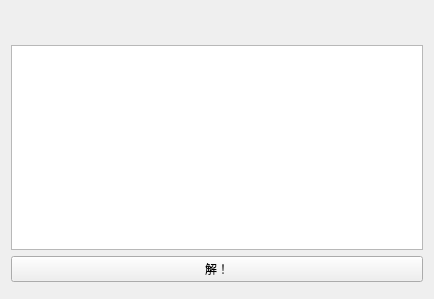
The window that src/widgets/systemoflinearequationscalculatorwidget.ui (LiuJunyu2006/awesome-equation-assistant) describes before a commit, drawn with Qt 5.
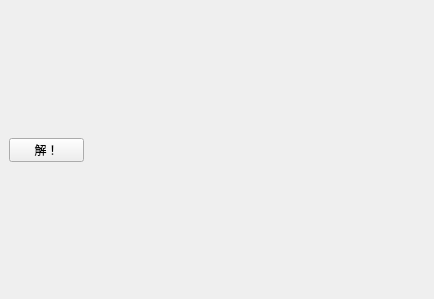
The same window after the commit. Custom widgets are drawn as their Qt base class.

```diff
--- a/src/widgets/systemoflinearequationscalculatorwidget.ui
+++ b/src/widgets/systemoflinearequationscalculatorwidget.ui
@@ -13,28 +13,42 @@
   <property name="windowTitle">
    <string notr="true">线性方程组</string>
   </property>
-  <layout class="QGridLayout" name="gridLayout">
-   <item row="0" column="0">
     <widget class="QLabel" name="label">
+   <property name="geometry">
+    <rect>
+     <x>9</x>
+     <y>9</y>
+     <width>416</width>
+     <height>123</height>
+    </rect>
+   </property>
      <property name="text">
       <string notr="true">&lt;html&gt;&lt;head/&gt;&lt;body&gt;&lt;p&gt;&lt;br/&gt;&lt;/p&gt;&lt;/body&gt;&lt;/html&gt;</string>
      </property>
     </widget>
-   </item>
-   <item row="3" column="0">
-    <widget class="KatexViewer" name="widget" native="true"/>
-   </item>
-   <item row="2" column="0">
+  <widget class="KatexViewer" name="widget" native="true">
+   <property name="geometry">
+    <rect>
+     <x>9</x>
+     <y>168</y>
+     <width>416</width>
+     <height>122</height>
+    </rect>
+   </property>
+  </widget>
     <widget class="QPushButton" name="pushButton">
+   <property name="geometry">
+    <rect>
+     <x>9</x>
+     <y>138</y>
+     <width>75</width>
+     <height>24</height>
+    </rect>
+   </property>
      <property name="text">
       <string notr="true">解！</string>
      </property>
     </widget>
-   </item>
-   <item row="1" column="0">
-    <widget class="QTableWidget" name="tableWidget"/>
-   </item>
-  </layout>
  </widget>
  <layoutdefault spacing="6" margin="11"/>
  <customwidgets>
```
Lines whose indentation alone changed are shown as unchanged.
